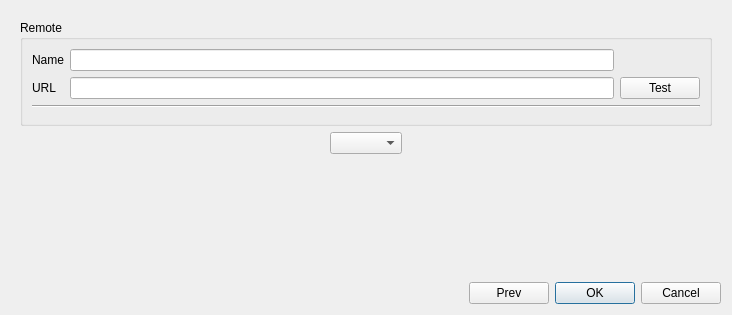
Before: the Qt Designer form src/AddRepositoryDialog.ui in soramimi/Guitar, drawn with Qt 5.
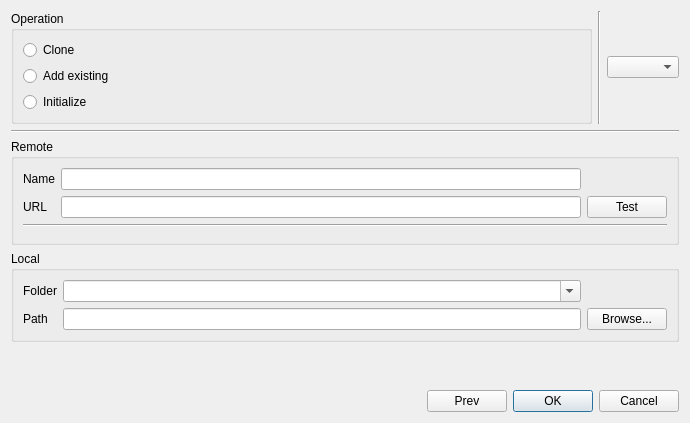
After: the same form once the commit is applied. Custom widgets are drawn as their Qt base class.

```diff
--- a/src/AddRepositoryDialog.ui
+++ b/src/AddRepositoryDialog.ui
@@ -6,20 +6,27 @@
    <rect>
     <x>0</x>
     <y>0</y>
-    <width>732</width>
-    <height>315</height>
+    <width>690</width>
+    <height>423</height>
    </rect>
   </property>
   <property name="windowTitle">
    <string>Add Repository</string>
   </property>
-  <layout class="QVBoxLayout" name="verticalLayout_5">
+  <layout class="QVBoxLayout" name="verticalLayout_2">
    <item>
-    <widget class="QStackedWidget" name="stackedWidget">
-     <property name="currentIndex">
-      <number>2</number>
-     </property>
-     <widget class="QWidget" name="page_first">
+    <layout class="QHBoxLayout" name="horizontalLayout_3">
+     <item>
+      <widget class="QGroupBox" name="groupBox">
+       <property name="sizePolicy">
+        <sizepolicy hsizetype="MinimumExpanding" vsizetype="Preferred">
+         <horstretch>0</horstretch>
+         <verstretch>0</verstretch>
+        </sizepolicy>
+       </property>
+       <property name="title">
+        <string>Operation</string>
+       </property>
       <layout class="QVBoxLayout" name="verticalLayout">
        <item>
         <widget class="QRadioButton" name="radioButton_clone">
@@ -42,92 +49,28 @@
          </property>
         </widget>
        </item>
+       </layout>
+      </widget>
+     </item>
        <item>
-        <spacer name="verticalSpacer_2">
+      <widget class="Line" name="line">
          <property name="orientation">
           <enum>Qt::Vertical</enum>
          </property>
-         <property name="sizeHint" stdset="0">
-          <size>
-           <width>20</width>
-           <height>160</height>
-          </size>
-         </property>
-        </spacer>
-       </item>
-      </layout>
-     </widget>
-     <widget class="QWidget" name="page_local">
-      <layout class="QVBoxLayout" name="verticalLayout_3">
+      </widget>
+     </item>
        <item>
-        <widget class="QGroupBox" name="groupBox_local">
-         <property name="title">
-          <string>Local</string>
-         </property>
-         <layout class="QGridLayout" name="gridLayout_2">
-          <item row="0" column="0">
-           <widget class="QLabel" name="label_2">
-            <property name="text">
-             <string>Folder</string>
-            </property>
-           </widget>
-          </item>
-          <item row="0" column="1">
-           <widget class="QComboBox" name="comboBox_folder">
-            <property name="editable">
-             <bool>true</bool>
-            </property>
-           </widget>
-          </item>
-          <item row="1" column="0">
-           <widget class="QLabel" name="label">
-            <property name="text">
-             <string>Path</string>
-            </property>
-           </widget>
-          </item>
-          <item row="1" column="1">
-           <widget class="DirectoryLineEdit" name="lineEdit_local_path"/>
-          </item>
-          <item row="1" column="2">
-           <widget class="QPushButton" name="pushButton_browse_local_path">
-            <property name="text">
-             <string>Browse...</string>
-            </property>
-           </widget>
-          </item>
-         </layout>
-        </widget>
+      <widget class="QComboBox" name="comboBox_search"/>
+     </item>
+    </layout>
        </item>
        <item>
-        <widget class="QLabel" name="label_warning">
-         <property name="font">
-          <font>
-           <bold>true</bold>
-          </font>
-         </property>
-         <property name="text">
-          <string/>
-         </property>
-        </widget>
-       </item>
-       <item>
-        <spacer name="verticalSpacer_3">
+    <widget class="Line" name="line_3">
          <property name="orientation">
-          <enum>Qt::Vertical</enum>
-         </property>
-         <property name="sizeHint" stdset="0">
-          <size>
-           <width>20</width>
-           <height>149</height>
-          </size>
-         </property>
-        </spacer>
-       </item>
-      </layout>
-     </widget>
-     <widget class="QWidget" name="page_remote">
-      <layout class="QVBoxLayout" name="verticalLayout_4">
+      <enum>Qt::Horizontal</enum>
+     </property>
+    </widget>
+   </item>
        <item>
         <widget class="QGroupBox" name="groupBox_remote">
          <property name="title">
@@ -136,7 +79,7 @@
          <property name="checked">
           <bool>false</bool>
          </property>
-         <layout class="QVBoxLayout" name="verticalLayout_2">
+     <layout class="QVBoxLayout" name="verticalLayout_3">
           <item>
            <layout class="QGridLayout" name="gridLayout">
             <item row="0" column="0">
@@ -186,54 +129,57 @@
         </widget>
        </item>
        <item>
-        <layout class="QHBoxLayout" name="horizontalLayout_2">
-         <item>
-          <spacer name="horizontalSpacer_2">
-           <property name="orientation">
-            <enum>Qt::Horizontal</enum>
-           </property>
-           <property name="sizeHint" stdset="0">
-            <size>
-             <width>40</width>
-             <height>20</height>
-            </size>
-           </property>
-          </spacer>
-         </item>
-         <item>
-          <widget class="QComboBox" name="comboBox_search"/>
-         </item>
-         <item>
-          <spacer name="horizontalSpacer_3">
-           <property name="orientation">
-            <enum>Qt::Horizontal</enum>
-           </property>
-           <property name="sizeHint" stdset="0">
-            <size>
-             <width>40</width>
-             <height>20</height>
-            </size>
-           </property>
-          </spacer>
-         </item>
-        </layout>
+    <widget class="QGroupBox" name="groupBox_local">
+     <property name="title">
+      <string>Local</string>
+     </property>
+     <layout class="QGridLayout" name="gridLayout_2">
+      <item row="0" column="0">
+       <widget class="QLabel" name="label_2">
+        <property name="text">
+         <string>Folder</string>
+        </property>
+       </widget>
+      </item>
+      <item row="0" column="1">
+       <widget class="QComboBox" name="comboBox_local_working_folder">
+        <property name="editable">
+         <bool>true</bool>
+        </property>
+       </widget>
+      </item>
+      <item row="1" column="0">
+       <widget class="QLabel" name="label">
+        <property name="text">
+         <string>Path</string>
+        </property>
+       </widget>
+      </item>
+      <item row="1" column="1">
+       <widget class="WorkingDirLineEdit" name="lineEdit_local_path"/>
+      </item>
+      <item row="1" column="2">
+       <widget class="QPushButton" name="pushButton_browse_local_path">
+        <property name="text">
+         <string>Browse...</string>
+        </property>
+       </widget>
+      </item>
+     </layout>
+    </widget>
        </item>
        <item>
-        <spacer name="verticalSpacer_4">
+    <spacer name="verticalSpacer">
          <property name="orientation">
           <enum>Qt::Vertical</enum>
          </property>
          <property name="sizeHint" stdset="0">
           <size>
            <width>20</width>
-           <height>40</height>
+       <height>27</height>
           </size>
          </property>
         </spacer>
-       </item>
-      </layout>
-     </widget>
-    </widget>
    </item>
    <item>
     <layout class="QHBoxLayout" name="horizontalLayout">
@@ -279,11 +225,6 @@
   </layout>
  </widget>
  <customwidgets>
-  <customwidget>
-   <class>DirectoryLineEdit</class>
-   <extends>QLineEdit</extends>
-   <header>DirectoryLineEdit.h</header>
-  </customwidget>
   <customwidget>
    <class>RemoteAdvancedOptionWidget</class>
    <extends>QWidget</extends>
@@ -295,6 +236,11 @@
    <extends>QLineEdit</extends>
    <header>RepositoryUrlLineEdit.h</header>
   </customwidget>
+  <customwidget>
+   <class>WorkingDirLineEdit</class>
+   <extends>QLineEdit</extends>
+   <header>WorkingDirLineEdit.h</header>
+  </customwidget>
  </customwidgets>
  <tabstops>
   <tabstop>radioButton_clone</tabstop>
```
Left out of the diff: 14 changed lines with no effect on the pictures. Lines whose indentation alone changed are shown as unchanged.
